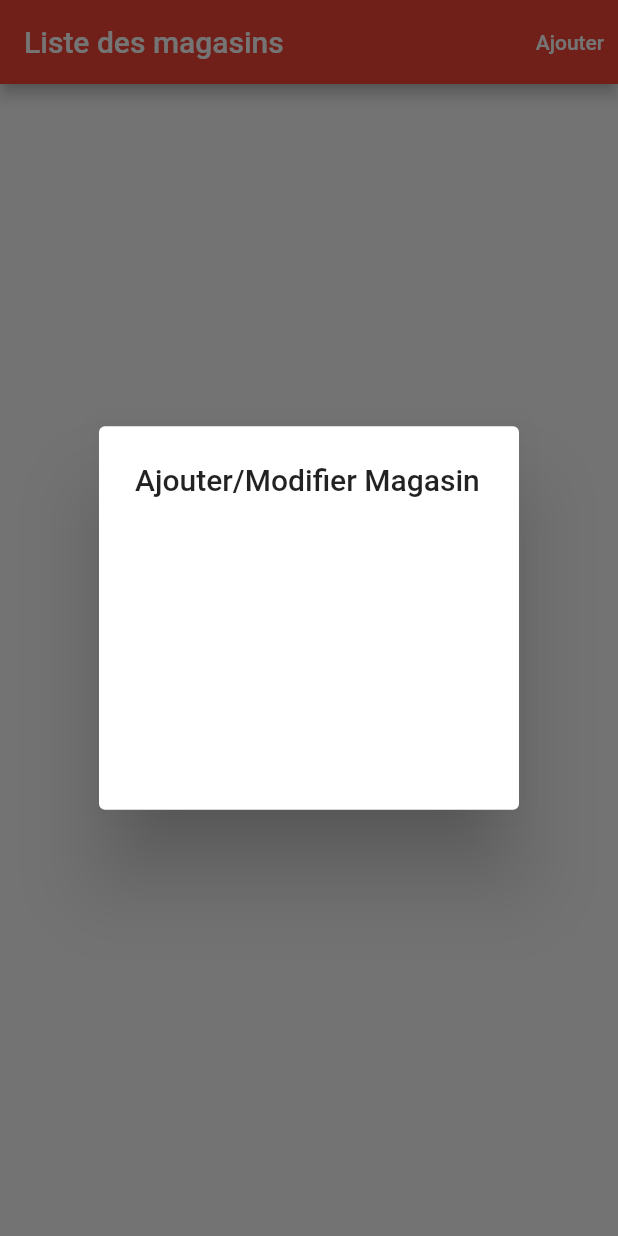
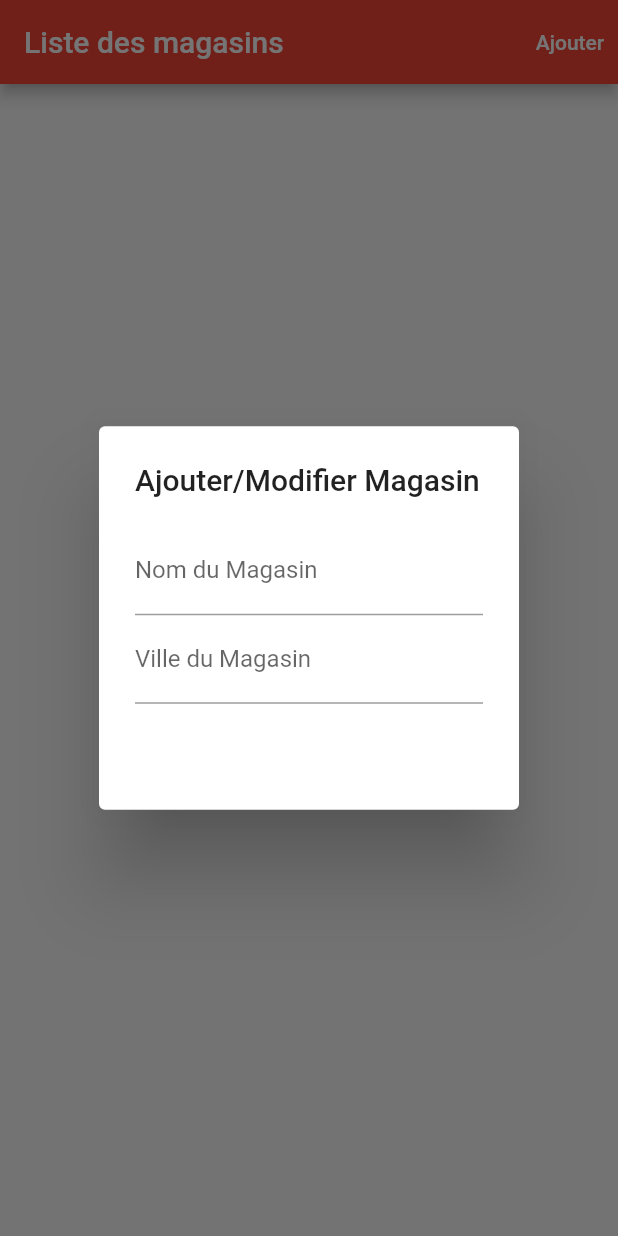
Before and after one commit to fabienlierville/di20-flutter-nosql, a Flutter app: the screen it shows after launch, after a tap on "Ajouter", on a phone screen of 412 x 824 dp. Run offline on Flutter 3.47's test engine with Material 2 defaults, Android fonts, the phone set to English and light mode, and no system bars; our stand-ins replace objectbox; generated files the repository leaves out were written again.

Commit message:
Ajout Magasin

```diff
--- a/lib/pages/page_home.dart
+++ b/lib/pages/page_home.dart
@@ -39,7 +39,26 @@ class _PageHomeState extends State<PageHome> {
             content: Container(
               height: MediaQuery.of(context).size.height / 5,
               child: Column(
-
+                children: [
+                  TextField(
+                    controller: TextEditingController(text: magasin?.nom),
+                    onChanged: (String value){
+                      newMagasinNom = value;
+                    },
+                    decoration: InputDecoration(
+                      labelText: "Nom du Magasin"
+                    ),
+                  ),
+                  TextField(
+                    controller: TextEditingController(text: magasin?.ville),
+                    onChanged: (String value){
+                      newMagasinVille = value;
+                    },
+                    decoration: InputDecoration(
+                        labelText: "Ville du Magasin"
+                    ),
+                  ),
+                ],
               ),
             ),
           );
```
